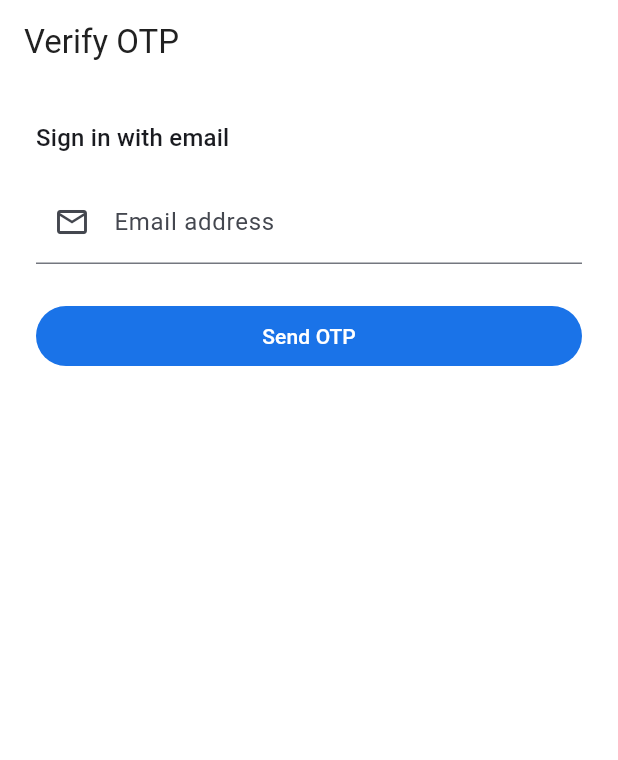
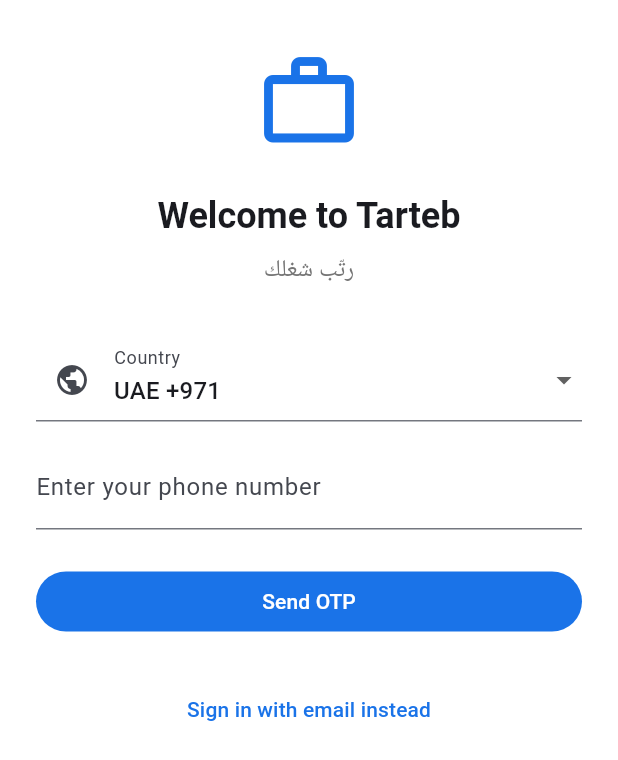
Before and after one commit to BaasherHub/Tarteb, a Flutter app: the screen it shows after launch, on a phone screen of 412 x 824 dp. Shown: the top 760 px of the screen. Run offline on Flutter 3.47's test engine with Material 3 defaults, Android fonts, the phone set to English and light mode, and no system bars; our stand-ins replace connectivity_plus, image_picker, package_info_plus, shared_preferences, shimmer, supabase and 1 more; accounts and stored records are empty.

Commit message:
Feature: Phone OTP auth with email fallback
Co-authored-by: Cursor <cursoragent@cursor.com>

```diff
--- a/lib/core/constants/app_strings.dart
+++ b/lib/core/constants/app_strings.dart
@@ -24,6 +24,10 @@ abstract final class AppStrings {
   static String get verifyOtp => _t('Verify OTP', 'تحقق من الرمز');
   static String get signInWithEmail =>
       _t('Sign in with email', 'تسجيل الدخول بالبريد');
+  static String get signInWithEmailInstead => _t(
+        'Sign in with email instead',
+        'تسجيل الدخول بالبريد بدلاً من ذلك',
+      );
   static String get sendOtp => _t('Send OTP', 'إرسال الرمز');
   static String get otpCode => _t('OTP code', 'رمز التحقق');
   static String get verify => _t('Verify', 'تحقق');
--- /dev/null
+++ b/lib/features/auth/constants/phone_countries.dart
@@ -0,0 +1,43 @@
+/// Countries offered on the phone login picker (default: UAE).
+class PhoneCountry {
+  const PhoneCountry({
+    required this.name,
+    required this.dialCode,
+    required this.iso,
+  });
+
+  final String name;
+  final String dialCode;
+  final String iso;
+
+  String get label => '$name $dialCode';
+}
+
+abstract final class PhoneCountries {
+  static const List<PhoneCountry> all = [
+    PhoneCountry(name: 'UAE', dialCode: '+971', iso: 'AE'),
+    PhoneCountry(name: 'India', dialCode: '+91', iso: 'IN'),
+    PhoneCountry(name: 'Philippines', dialCode: '+63', iso: 'PH'),
+    PhoneCountry(name: 'Pakistan', dialCode: '+92', iso: 'PK'),
+    PhoneCountry(name: 'Bangladesh', dialCode: '+880', iso: 'BD'),
+    PhoneCountry(name: 'Egypt', dialCode: '+20', iso: 'EG'),
+    PhoneCountry(name: 'Sudan', dialCode: '+249', iso: 'SD'),
+    PhoneCountry(name: 'Nigeria', dialCode: '+234', iso: 'NG'),
+  ];
+
+  static const PhoneCountry defaultCountry =
+      PhoneCountry(name: 'UAE', dialCode: '+971', iso: 'AE');
+
+  /// Builds E.164 phone (e.g. +971501234567).
+  static String toE164(PhoneCountry country, String localInput) {
+    var digits = localInput.replaceAll(RegExp(r'\D'), '');
+    if (digits.startsWith('0')) {
+      digits = digits.substring(1);
+    }
+    final codeDigits = country.dialCode.replaceAll('+', '');
+    if (digits.startsWith(codeDigits)) {
+      return '+$digits';
+    }
+    return '${country.dialCode}$digits';
+  }
+}
--- a/lib/features/auth/screens/email_otp_screen.dart
+++ b/lib/features/auth/screens/email_otp_screen.dart
@@ -5,7 +5,7 @@ import 'package:tarteb/core/supabase/supabase_client.dart';
 import 'package:tarteb/features/auth/services/auth_navigation.dart';
 import 'package:tarteb/features/shared/widgets/loading_widget.dart';
 
-/// MVP auth: email OTP. Switch to phone OTP before production.
+/// Email OTP fallback when phone SMS is unavailable.
 class EmailOtpScreen extends StatefulWidget {
   const EmailOtpScreen({super.key});
 
--- /dev/null
+++ b/lib/features/auth/screens/phone_otp_screen.dart
@@ -0,0 +1,259 @@
+import 'package:flutter/material.dart';
+import 'package:flutter/services.dart';
+import 'package:supabase_flutter/supabase_flutter.dart';
+import 'package:tarteb/core/constants/app_colors.dart';
+import 'package:tarteb/core/constants/app_strings.dart';
+import 'package:tarteb/core/l10n/locale_service.dart';
+import 'package:tarteb/core/supabase/supabase_client.dart';
+import 'package:tarteb/features/auth/constants/phone_countries.dart';
+import 'package:tarteb/features/auth/screens/email_otp_screen.dart';
+import 'package:tarteb/features/auth/services/auth_navigation.dart';
+import 'package:tarteb/features/shared/widgets/loading_widget.dart';
+
+class PhoneOtpScreen extends StatefulWidget {
+  const PhoneOtpScreen({super.key});
+
+  @override
+  State<PhoneOtpScreen> createState() => _PhoneOtpScreenState();
+}
+
+class _PhoneOtpScreenState extends State<PhoneOtpScreen> {
+  final _phoneController = TextEditingController();
+  final _otpController = TextEditingController();
+  PhoneCountry _country = PhoneCountries.defaultCountry;
+  bool _otpSent = false;
+  bool _loading = false;
+  String? _e164Phone;
+
+  @override
+  void dispose() {
+    _phoneController.dispose();
+    _otpController.dispose();
+    super.dispose();
+  }
+
+  Future<void> _sendOtp() async {
+    final local = _phoneController.text.trim();
+    if (local.isEmpty) {
+      _showError('Enter your phone number');
+      return;
+    }
+
+    final phone = PhoneCountries.toE164(_country, local);
+    if (phone.length < 10) {
+      _showError('Enter a valid phone number');
+      return;
+    }
+
+    setState(() => _loading = true);
+    try {
+      await TartebSupabase.auth.signInWithOtp(phone: phone);
+      setState(() {
+        _otpSent = true;
+        _e164Phone = phone;
+      });
+    } catch (e) {
+      _showError(e.toString());
+    } finally {
+      if (mounted) setState(() => _loading = false);
+    }
+  }
+
+  Future<void> _verifyOtp() async {
+    final phone = _e164Phone;
+    final token = _otpController.text.trim();
+    if (phone == null || token.length != 6) {
+      _showError('Enter the 6-digit code');
+      return;
+    }
+
+    setState(() => _loading = true);
+    try {
+      await TartebSupabase.auth.verifyOTP(
+        phone: phone,
+        token: token,
+        type: OtpType.sms,
+      );
+
+      if (!mounted) return;
+      await AuthNavigation.routeAuthenticatedUser(context);
+    } catch (e) {
+      _showError(e.toString());
+    } finally {
+      if (mounted) setState(() => _loading = false);
+    }
+  }
+
+  void _showError(String message) {
+    if (!mounted) return;
+    ScaffoldMessenger.of(context).showSnackBar(
+      SnackBar(content: Text(message)),
+    );
+  }
+
+  void _openEmailAuth() {
+    Navigator.of(context).push(
+      MaterialPageRoute<void>(builder: (_) => const EmailOtpScreen()),
+    );
+  }
+
+  @override
+  Widget build(BuildContext context) {
+    if (_loading) return const Scaffold(body: LoadingWidget());
+
+    return ListenableBuilder(
+      listenable: LocaleService.instance,
+      builder: (context, _) {
+        return Scaffold(
+          body: SafeArea(
+            child: SingleChildScrollView(
+              padding: const EdgeInsets.symmetric(horizontal: 24, vertical: 32),
+              child: Column(
+                crossAxisAlignment: CrossAxisAlignment.stretch,
+                children: [
+                  const Center(
+                    child: Icon(
+                      Icons.work_outline,
+                      size: 72,
+                      color: AppColors.primary,
+                    ),
+                  ),
+                  const SizedBox(height: 24),
+                  Text(
+                    'Welcome to ${AppStrings.appName}',
+                    textAlign: TextAlign.center,
+                    style: Theme.of(context).textTheme.headlineSmall?.copyWith(
+                          fontWeight: FontWeight.bold,
+                        ),
+                  ),
+                  const SizedBox(height: 8),
+                  Text(
+                    AppStrings.splashTaglineAr,
+                    textAlign: TextAlign.center,
+                    style: Theme.of(context).textTheme.titleMedium?.copyWith(
+                          color: AppColors.textSecondary,
+                        ),
+                  ),
+                  const SizedBox(height: 32),
+                  if (!_otpSent) ...[
+                    _CountryPhoneInput(
+                      country: _country,
+                      controller: _phoneController,
+                      enabled: true,
+                      onCountryChanged: (c) => setState(() => _country = c),
+                    ),
+                    const SizedBox(height: 24),
+                    FilledButton(
+                      onPressed: _sendOtp,
+                      child: Text(AppStrings.sendOtp),
+                    ),
+                  ] else ...[
+                    Text(
+                      'Code sent to $_e164Phone',
+                      textAlign: TextAlign.center,
+                      style: Theme.of(context).textTheme.bodyMedium?.copyWith(
+                            color: AppColors.textSecondary,
+                          ),
+                    ),
+                    const SizedBox(height: 16),
+                    TextField(
+                      controller: _otpController,
+                      decoration: InputDecoration(
+                        labelText: AppStrings.otpCode,
+                        prefixIcon: const Icon(Icons.lock_outline),
+                        hintText: '000000',
+                      ),
+                      keyboardType: TextInputType.number,
+                      maxLength: 6,
+                      inputFormatters: [FilteringTextInputFormatter.digitsOnly],
+                      textAlign: TextAlign.center,
+                      style: const TextStyle(
+                        fontSize: 22,
+                        letterSpacing: 8,
+                      ),
+                    ),
+                    const SizedBox(height: 24),
+                    FilledButton(
+                      onPressed: _verifyOtp,
+                      child: Text(AppStrings.verify),
+                    ),
+                    const SizedBox(height: 8),
+                    TextButton(
+                      onPressed: () => setState(() {
+                        _otpSent = false;
+                        _otpController.clear();
+                      }),
+                      child: const Text('Change phone number'),
+                    ),
+                  ],
+                  const SizedBox(height: 24),
+                  Center(
+                    child: TextButton(
+                      onPressed: _openEmailAuth,
+                      child: Text(AppStrings.signInWithEmailInstead),
+                    ),
+                  ),
+                ],
+              ),
+            ),
+          ),
+        );
+      },
+    );
+  }
+}
+
+class _CountryPhoneInput extends StatelessWidget {
+  const _CountryPhoneInput({
+    required this.country,
+    required this.controller,
+    required this.enabled,
+    required this.onCountryChanged,
+  });
+
+  final PhoneCountry country;
+  final TextEditingController controller;
+  final bool enabled;
+  final ValueChanged<PhoneCountry> onCountryChanged;
+
+  @override
+  Widget build(BuildContext context) {
+    return Column(
+      crossAxisAlignment: CrossAxisAlignment.stretch,
+      children: [
+        DropdownButtonFormField<PhoneCountry>(
+          initialValue: country,
+          decoration: InputDecoration(
+            labelText: 'Country',
+            prefixIcon: const Icon(Icons.public),
+          ),
+          items: PhoneCountries.all
+              .map(
+                (c) => DropdownMenuItem(
+                  value: c,
+                  child: Text(c.label),
+                ),
+              )
+              .toList(),
+          onChanged: enabled
+              ? (c) {
+                  if (c != null) onCountryChanged(c);
+                }
+              : null,
+        ),
+        const SizedBox(height: 16),
+        TextField(
+          controller: controller,
+          enabled: enabled,
+          decoration: InputDecoration(
+            labelText: AppStrings.enterPhone,
+            hintText: '501234567',
+            prefixText: '${country.dialCode} ',
+          ),
+          keyboardType: TextInputType.phone,
+          inputFormatters: [FilteringTextInputFormatter.digitsOnly],
+        ),
+      ],
+    );
+  }
+}
--- a/lib/features/auth/screens/splash_screen.dart
+++ b/lib/features/auth/screens/splash_screen.dart
@@ -2,7 +2,7 @@ import 'package:flutter/material.dart';
 import 'package:tarteb/core/constants/app_colors.dart';
 import 'package:tarteb/core/constants/app_strings.dart';
 import 'package:tarteb/core/supabase/supabase_client.dart';
-import 'package:tarteb/features/auth/screens/email_otp_screen.dart';
+import 'package:tarteb/features/auth/screens/phone_otp_screen.dart';
 import 'package:tarteb/features/auth/services/auth_navigation.dart';
 
 class SplashScreen extends StatefulWidget {
@@ -26,7 +26,7 @@ class _SplashScreenState extends State<SplashScreen> {
     final session = TartebSupabase.auth.currentSession;
     if (session == null) {
       Navigator.of(context).pushReplacement(
-        MaterialPageRoute<void>(builder: (_) => const EmailOtpScreen()),
+        MaterialPageRoute<void>(builder: (_) => const PhoneOtpScreen()),
       );
       return;
     }
--- /dev/null
+++ b/lib/features/auth/services/auth_contact.dart
@@ -0,0 +1,19 @@
+import 'package:tarteb/core/supabase/supabase_client.dart';
+
+/// Phone-first contact for support WhatsApp; email fallback for legacy sessions.
+abstract final class AuthContact {
+  static String? get phone => TartebSupabase.auth.currentUser?.phone;
+
+  static String? get email => TartebSupabase.auth.currentUser?.email;
+
+  /// Identifier shown in WhatsApp pre-filled messages.
+  static String get supportIdentifier {
+    final p = phone?.trim();
+    if (p != null && p.isNotEmpty) return p;
+    final e = email?.trim();
+    if (e != null && e.isNotEmpty) return e;
+    return '';
+  }
+
+  static bool get hasPhone => phone != null && phone!.trim().isNotEmpty;
+}
--- a/lib/features/auth/services/auth_navigation.dart
+++ b/lib/features/auth/services/auth_navigation.dart
@@ -7,7 +7,7 @@ import 'package:tarteb/features/candidate/screens/onboarding/step1_photo.dart';
 import 'package:tarteb/features/employer/screens/employer_onboarding_screen.dart';
 import 'package:tarteb/features/employer/screens/employer_shell_screen.dart';
 
-/// Routes authenticated users based on [profiles] and role-specific tables.
+/// Routes authenticated users (phone or email OTP session) by [profiles] role.
 abstract final class AuthNavigation {
   static Future<void> routeAuthenticatedUser(BuildContext context) async {
     final userId = TartebSupabase.auth.currentUser?.id;
--- a/lib/features/employer/screens/buy_credits_screen.dart
+++ b/lib/features/employer/screens/buy_credits_screen.dart
@@ -2,6 +2,7 @@ import 'package:flutter/material.dart';
 import 'package:tarteb/core/constants/app_colors.dart';
 import 'package:tarteb/core/constants/app_strings.dart';
 import 'package:tarteb/core/l10n/locale_service.dart';
+import 'package:tarteb/features/auth/services/auth_contact.dart';
 import 'package:tarteb/features/employer/services/employer_credits_service.dart';
 import 'package:tarteb/features/employer/services/whatsapp_support_service.dart';
 import 'package:tarteb/features/shared/widgets/loading_widget.dart';
@@ -15,7 +16,7 @@ class BuyCreditsScreen extends StatefulWidget {
 
 class _BuyCreditsScreenState extends State<BuyCreditsScreen> {
   int _balance = 0;
-  String _email = '';
+  String _contact = '';
   bool _loading = true;
 
   @override
@@ -30,12 +31,12 @@ class _BuyCreditsScreenState extends State<BuyCreditsScreen> {
       final account = await EmployerCreditsService.fetchAccount();
       setState(() {
         _balance = account.creditsBalance;
-        _email = account.email;
+        _contact = AuthContact.supportIdentifier;
       });
     } catch (_) {
       setState(() {
         _balance = 0;
-        _email = '';
+        _contact = AuthContact.supportIdentifier;
       });
     } finally {
       if (mounted) setState(() => _loading = false);
@@ -85,10 +86,10 @@ class _BuyCreditsScreenState extends State<BuyCreditsScreen> {
                       ),
                       const SizedBox(height: 16),
                       FilledButton.icon(
-                        onPressed: _email.isEmpty
+                        onPressed: _contact.isEmpty
                             ? null
                             : () => WhatsAppSupportService.openBuyCredits(
-                                  employerEmail: _email,
+                                  employerContact: _contact,
                                 ),
                         icon: const Icon(Icons.chat, size: 28),
                         label: Text(AppStrings.contactUsOnWhatsApp),
--- a/lib/features/employer/services/whatsapp_support_service.dart
+++ b/lib/features/employer/services/whatsapp_support_service.dart
@@ -5,15 +5,15 @@ abstract final class WhatsAppSupportService {
   static String get _digits =>
       AppStrings.supportWhatsApp.replaceAll(RegExp(r'\D'), '');
 
-  static Future<void> openBuyCredits({required String employerEmail}) async {
+  static Future<void> openBuyCredits({required String employerContact}) async {
     final message =
-        'Hi, I want to buy credits for Tarteb. My email: $employerEmail';
+        'Hi, I want to buy credits for Tarteb.\nMy number: $employerContact';
     await _open(message);
   }
 
-  static Future<void> openTopUp({required String employerEmail}) async {
+  static Future<void> openTopUp({required String employerContact}) async {
     final message =
-        'Hi, I need to top up credits on Tarteb. My email: $employerEmail';
+        'Hi, I need to top up credits on Tarteb.\nMy number: $employerContact';
     await _open(message);
   }
 
--- a/lib/features/shared/screens/settings_screen.dart
+++ b/lib/features/shared/screens/settings_screen.dart
@@ -4,7 +4,7 @@ import 'package:tarteb/core/constants/app_strings.dart';
 import 'package:tarteb/core/l10n/locale_service.dart';
 import 'package:tarteb/core/supabase/supabase_client.dart';
 import 'package:tarteb/features/auth/screens/splash_screen.dart';
-import 'package:tarteb/features/employer/services/employer_credits_service.dart';
+import 'package:tarteb/features/auth/services/auth_contact.dart';
 import 'package:tarteb/features/employer/services/whatsapp_support_service.dart';
 
 class SettingsScreen extends StatefulWidget {
@@ -18,25 +18,15 @@ class SettingsScreen extends StatefulWidget {
 
 class _SettingsScreenState extends State<SettingsScreen> {
   String _version = '—';
-  String _supportEmail = '';
-
   @override
   void initState() {
     super.initState();
     _loadVersion();
-    if (!widget.isCandidate) _loadEmployerEmail();
   }
 
   Future<void> _loadVersion() async {
     final info = await PackageInfo.fromPlatform();
     if (mounted) setState(() => _version = info.version);
-  }
-
-  Future<void> _loadEmployerEmail() async {
-    try {
-      final account = await EmployerCreditsService.fetchAccount();
-      if (mounted) setState(() => _supportEmail = account.email);
-    } catch (_) {}
   }
 
   Future<void> _logout() async {
@@ -89,11 +79,10 @@ class _SettingsScreenState extends State<SettingsScreen> {
                 leading: const Icon(Icons.chat),
                 title: Text(AppStrings.contactSupport),
                 onTap: () {
-                  final email = _supportEmail.isNotEmpty
-                      ? _supportEmail
-                      : TartebSupabase.auth.currentUser?.email ?? '';
+                  final contact = AuthContact.supportIdentifier;
                   WhatsAppSupportService.openBuyCredits(
-                    employerEmail: email.isNotEmpty ? email : 'support',
+                    employerContact:
+                        contact.isNotEmpty ? contact : 'support',
                   );
                 },
               ),
```
Also changed, not shown: lib/features/employer/services/unlock_flow_service.dart (+9 -5 lines).
